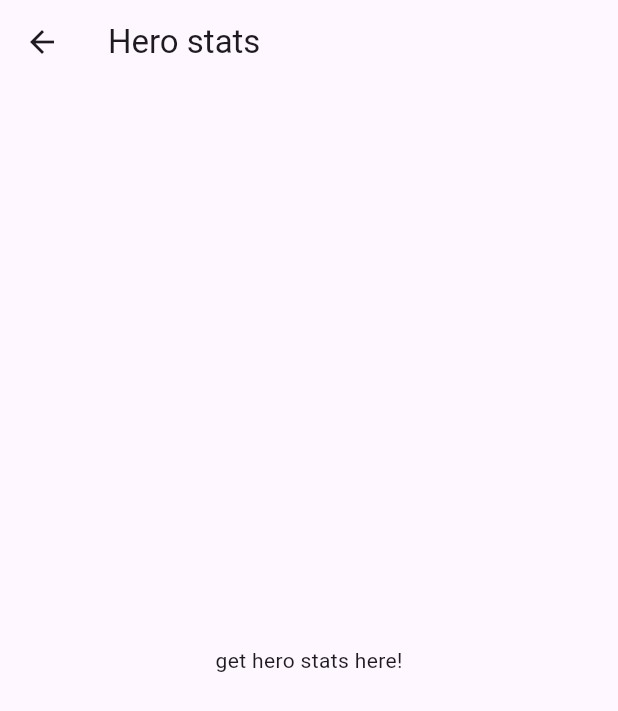
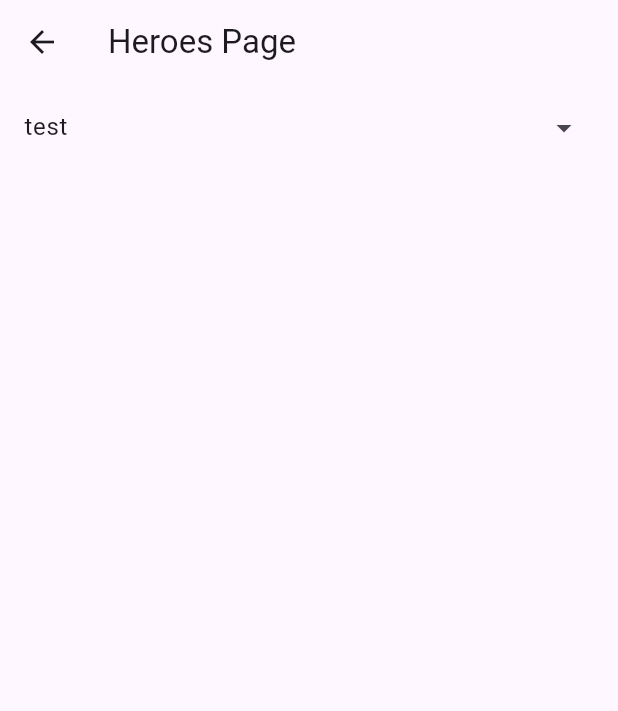
Before and after one commit to calvinb552/overwatch-data-app, a Flutter app: the screen it shows after launch, after a tap on "Heros", on a phone screen of 412 x 824 dp. Shown: the top 711 px of the screen. Run offline on Flutter 3.47's test engine with Material 3 defaults, Android fonts, the phone set to English and light mode, and no system bars.

Commit message:
tested model for hero info

```diff
--- a/lib/pages/heros_page.dart
+++ b/lib/pages/heros_page.dart
@@ -11,12 +11,37 @@ Future<http.Response> hero_data(hero) {
 Future<http.Response> roles_info() {
   return http.get(Uri.parse('https://overfast-api.tekrop.fr/roles'));
 }
-class heros_page extends StatelessWidget {
+
+class Heroes_Page extends StatefulWidget{
+  const Heroes_Page({Key? key}) : super(key:key);
   @override
-  Widget build(BuildContext context){
+  State<Heroes_Page> createState() => _Heroes_PageState();
+}
+class _Heroes_PageState extends State<Heroes_Page> {
+  bool _customIcon = false;
+
+  @override
+  Widget build(BuildContext context) {
     return Scaffold(
-      appBar: AppBar(title: Text('Hero stats')),
-      body: Center(child: Text('get hero stats here!'),)
+      appBar: AppBar(title: const Text('Heroes Page')),
+      body: Column(
+        children: <Widget>[
+          ExpansionTile(
+            title: const Text('test'),
+            trailing: Icon(
+              _customIcon ? Icons.arrow_drop_down_circle : Icons.arrow_drop_down,
+            ),
+            children: const <Widget>[
+              ListTile(
+                title: Text('test number 2'),
+              ),
+            ],
+            onExpansionChanged: (bool expanded) {
+              setState(() => _customIcon = expanded);
+            },
+          ),
+        ],
+      ),
     );
   }
 }
--- a/lib/pages/home_page.dart
+++ b/lib/pages/home_page.dart
@@ -22,7 +22,7 @@ int selectedIndex = 0;
             ElevatedButton(onPressed: () {
               Navigator.push(
                 context,
-                MaterialPageRoute(builder: (context) => heros_page()));
+                MaterialPageRoute(builder: (context) => Heroes_Page()));
             },
 
             child: const Text('Heros')),
```
